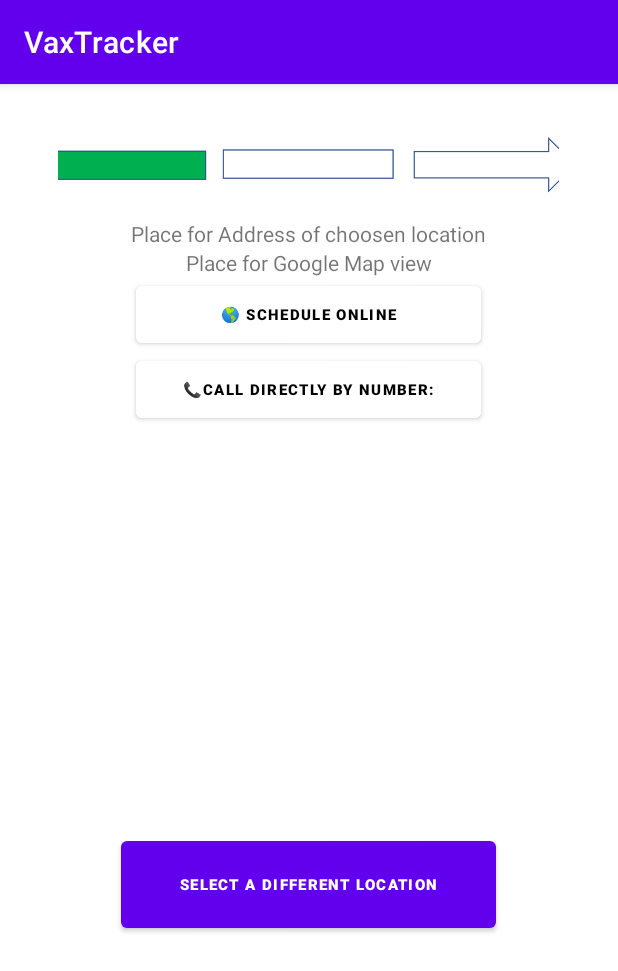
After one commit to Team-Shots/VaxTracker, an Android app: the DetailsActivity screen opened directly, with no data from a screen before it, on a phone screen of 412 x 824 dp. The commit adds this screen. Shown: the top 971 px of the screen. Run offline under Robolectric (Android 15) with nearby library versions, the phone set to English and light mode, and no system bars.

Commit message:
Anastasia changes

```diff
--- a/app/src/main/AndroidManifest.xml
+++ b/app/src/main/AndroidManifest.xml
@@ -11,7 +11,8 @@
         android:roundIcon="@mipmap/ic_launcher_round"
         android:supportsRtl="true"
         android:theme="@style/Theme.VaxTracker">
-        <activity android:name=".ConfirmationActivity"></activity>
+        <activity android:name=".DetailsActivity"></activity>
+        <activity android:name=".ConfirmationActivity" />
         <activity android:name=".LocationsActivity" />
         <activity android:name=".MainActivity">
             <intent-filter>
--- /dev/null
+++ b/app/src/main/java/com/hfad/vaxtracker/DetailsActivity.kt
@@ -0,0 +1,29 @@
+package com.hfad.vaxtracker
+
+import androidx.appcompat.app.AppCompatActivity
+import android.content.Intent;
+
+import android.os.Bundle
+import android.widget.Button
+
+
+
+
+class DetailsActivity : AppCompatActivity() {
+    override fun onCreate(savedInstanceState: Bundle?) {
+        super.onCreate(savedInstanceState)
+        setContentView(R.layout.activity_details)
+
+        //val btnOpenFirstPage : Button = findViewById(R.id.button)
+        // btnOpenFirstPage.setOnClickListener {
+        // val intent = Intent(this, FirstPage :: class.java )
+        // startActivity(intent)
+        //  }
+
+        //val btnOpenFourthPage: Button = findViewById(R.id.button2)
+        //btnOpenFourthPage.setOnClickListener {
+        //  val intent = Intent(this, ConnerPage :: class.java )
+        //startActivity(intent)
+        //}
+    }
+}
--- /dev/null
+++ b/app/src/main/res/layout/activity_details.xml
@@ -0,0 +1,78 @@
+<?xml version="1.0" encoding="utf-8"?>
+<LinearLayout
+    xmlns:android="http://schemas.android.com/apk/res/android"
+    xmlns:tools="http://schemas.android.com/tools"
+    android:layout_width="match_parent"
+    android:layout_height="match_parent"
+    android:padding="16dp"
+    android:orientation="vertical"
+    tools:context="com.hfad.vaxtracker.DetailsActivity"
+    >
+<ImageView
+android:layout_width="334dp"
+android:layout_height="74dp"
+android:layout_gravity="center"
+android:scaleType="centerCrop"
+android:src="@drawable/arrow" />
+
+<TextView
+android:layout_width="wrap_content"
+android:layout_height="wrap_content"
+android:layout_gravity="center"
+
+android:text="Place for Address of choosen location"></TextView>
+
+<TextView
+android:layout_width="wrap_content"
+android:layout_height="wrap_content"
+android:layout_gravity="center"
+
+android:text="Place for Google Map view"></TextView>
+
+
+<Button
+android:id="@+id/button2"
+android:layout_width="230dp"
+android:layout_height="50dp"
+android:layout_gravity="center"
+android:backgroundTint="@color/white"
+android:text="@string/ScheduleOnline"
+
+android:textSize="10sp"
+android:textStyle="bold"
+android:textColor="@color/black"
+
+    />
+
+<Button
+android:id="@+id/button3"
+android:layout_width="230dp"
+android:layout_height="50dp"
+android:layout_alignParentBottom="true"
+android:layout_gravity="center"
+android:layout_marginBottom="270dp"
+
+android:backgroundTint="@color/white"
+
+
+android:text="@string/PhoneNumber"
+android:textColor="@color/black"
+android:textSize="10sp"
+
+
+android:textStyle="bold" />
+
+<Button
+android:id="@+id/button"
+android:layout_width="250dp"
+android:layout_height="70dp"
+android:layout_gravity="center"
+
+android:text="@string/SelectDifferentLocation"
+
+android:textSize="10sp"
+android:textStyle="bold"
+
+
+/>
+</LinearLayout>
--- a/app/src/main/res/values/strings.xml
+++ b/app/src/main/res/values/strings.xml
@@ -21,4 +21,9 @@
     <string name="Location">Fred Meyer</string>
     <string name="LocationAddress">12221 120th Ave NE, Kirkland, WA 98034</string>
 
+
+    <string name="SelectDifferentLocation"> Select a Different Location </string>
+    <string name="ScheduleOnline"> 🌎 Schedule online</string>
+    <string name="PhoneNumber"> 📞Call directly by number:  </string>
+
 </resources>
```
